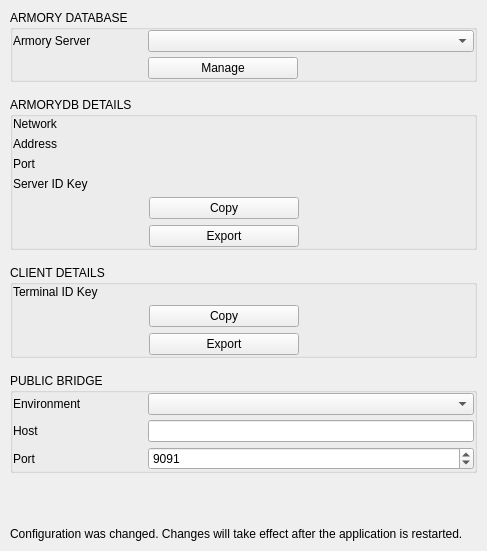
First picture: the form in BlockSettleUILib/Settings/NetworkSettingsPage.ui, repository BlockSettle/terminal, before the edit.
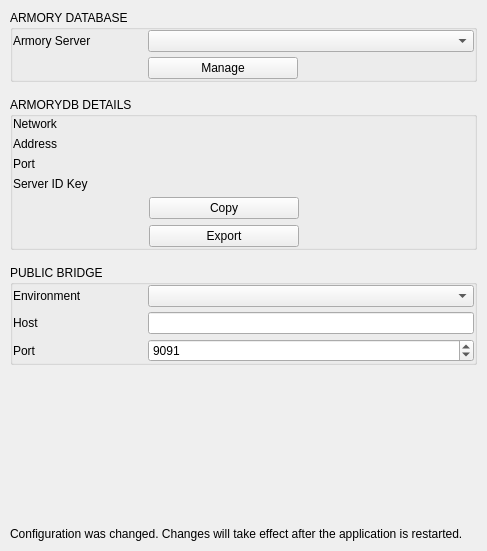
Second picture: the form after the edit.

Commit message: Terminal->Manage encryption - Import of WO wallet. Should state “Watching-Only”, not Auth eID 0 of 0 - We should be able to export the WO file even from terminal here

```diff
--- a/BlockSettleUILib/Settings/NetworkSettingsPage.ui
+++ b/BlockSettleUILib/Settings/NetworkSettingsPage.ui
@@ -509,200 +509,6 @@
      </layout>
     </widget>
    </item>
-   <item>
-    <widget class="QGroupBox" name="ArmoryDetailsGroupBox_2">
-     <property name="minimumSize">
-      <size>
-       <width>0</width>
-       <height>0</height>
-      </size>
-     </property>
-     <property name="title">
-      <string>CLIENT DETAILS</string>
-     </property>
-     <layout class="QVBoxLayout" name="verticalLayout_7">
-      <property name="spacing">
-       <number>6</number>
-      </property>
-      <property name="leftMargin">
-       <number>0</number>
-      </property>
-      <property name="topMargin">
-       <number>0</number>
-      </property>
-      <property name="rightMargin">
-       <number>0</number>
-      </property>
-      <property name="bottomMargin">
-       <number>0</number>
-      </property>
-      <item>
-       <layout class="QHBoxLayout" name="horizontalLayout_17">
-        <item>
-         <widget class="QLabel" name="label_11">
-          <property name="minimumSize">
-           <size>
-            <width>130</width>
-            <height>0</height>
-           </size>
-          </property>
-          <property name="maximumSize">
-           <size>
-            <width>130</width>
-            <height>16777215</height>
-           </size>
-          </property>
-          <property name="text">
-           <string>Terminal ID Key</string>
-          </property>
-          <property name="alignment">
-           <set>Qt::AlignLeading|Qt::AlignLeft|Qt::AlignVCenter</set>
-          </property>
-          <property name="wordWrap">
-           <bool>true</bool>
-          </property>
-         </widget>
-        </item>
-        <item>
-         <widget class="QLabel" name="labelArmoryTerminalKey">
-          <property name="text">
-           <string/>
-          </property>
-          <property name="wordWrap">
-           <bool>true</bool>
-          </property>
-          <property name="whiteLabel" stdset="0">
-           <bool>true</bool>
-          </property>
-         </widget>
-        </item>
-       </layout>
-      </item>
-      <item>
-       <layout class="QHBoxLayout" name="horizontalLayout_18">
-        <item>
-         <widget class="QLabel" name="label_12">
-          <property name="minimumSize">
-           <size>
-            <width>130</width>
-            <height>0</height>
-           </size>
-          </property>
-          <property name="maximumSize">
-           <size>
-            <width>130</width>
-            <height>16777215</height>
-           </size>
-          </property>
-          <property name="text">
-           <string/>
-          </property>
-          <property name="alignment">
-           <set>Qt::AlignLeading|Qt::AlignLeft|Qt::AlignVCenter</set>
-          </property>
-          <property name="wordWrap">
-           <bool>true</bool>
-          </property>
-         </widget>
-        </item>
-        <item>
-         <widget class="QPushButton" name="pushButtonArmoryTerminalKeyCopy">
-          <property name="minimumSize">
-           <size>
-            <width>150</width>
-            <height>0</height>
-           </size>
-          </property>
-          <property name="maximumSize">
-           <size>
-            <width>16777215</width>
-            <height>16777215</height>
-           </size>
-          </property>
-          <property name="text">
-           <string>Copy</string>
-          </property>
-         </widget>
-        </item>
-        <item>
-         <spacer name="horizontalSpacer_4">
-          <property name="orientation">
-           <enum>Qt::Horizontal</enum>
-          </property>
-          <property name="sizeHint" stdset="0">
-           <size>
-            <width>40</width>
-            <height>20</height>
-           </size>
-          </property>
-         </spacer>
-        </item>
-       </layout>
-      </item>
-      <item>
-       <layout class="QHBoxLayout" name="horizontalLayout_19">
-        <item>
-         <widget class="QLabel" name="label_13">
-          <property name="minimumSize">
-           <size>
-            <width>130</width>
-            <height>0</height>
-           </size>
-          </property>
-          <property name="maximumSize">
-           <size>
-            <width>130</width>
-            <height>16777215</height>
-           </size>
-          </property>
-          <property name="text">
-           <string/>
-          </property>
-          <property name="alignment">
-           <set>Qt::AlignLeading|Qt::AlignLeft|Qt::AlignVCenter</set>
-          </property>
-          <property name="wordWrap">
-           <bool>true</bool>
-          </property>
-         </widget>
-        </item>
-        <item>
-         <widget class="QPushButton" name="pushButtonArmoryTerminalKeySave">
-          <property name="minimumSize">
-           <size>
-            <width>150</width>
-            <height>0</height>
-           </size>
-          </property>
-          <property name="maximumSize">
-           <size>
-            <width>150</width>
-            <height>16777215</height>
-           </size>
-          </property>
-          <property name="text">
-           <string>Export</string>
-          </property>
-         </widget>
-        </item>
-        <item>
-         <spacer name="horizontalSpacer_7">
-          <property name="orientation">
-           <enum>Qt::Horizontal</enum>
-          </property>
-          <property name="sizeHint" stdset="0">
-           <size>
-            <width>40</width>
-            <height>20</height>
-           </size>
-          </property>
-         </spacer>
-        </item>
-       </layout>
-      </item>
-     </layout>
-    </widget>
-   </item>
    <item>
     <widget class="QGroupBox" name="PublicBridgeSettingsGroup">
      <property name="title">
```
The commit also changes 4 other files.
